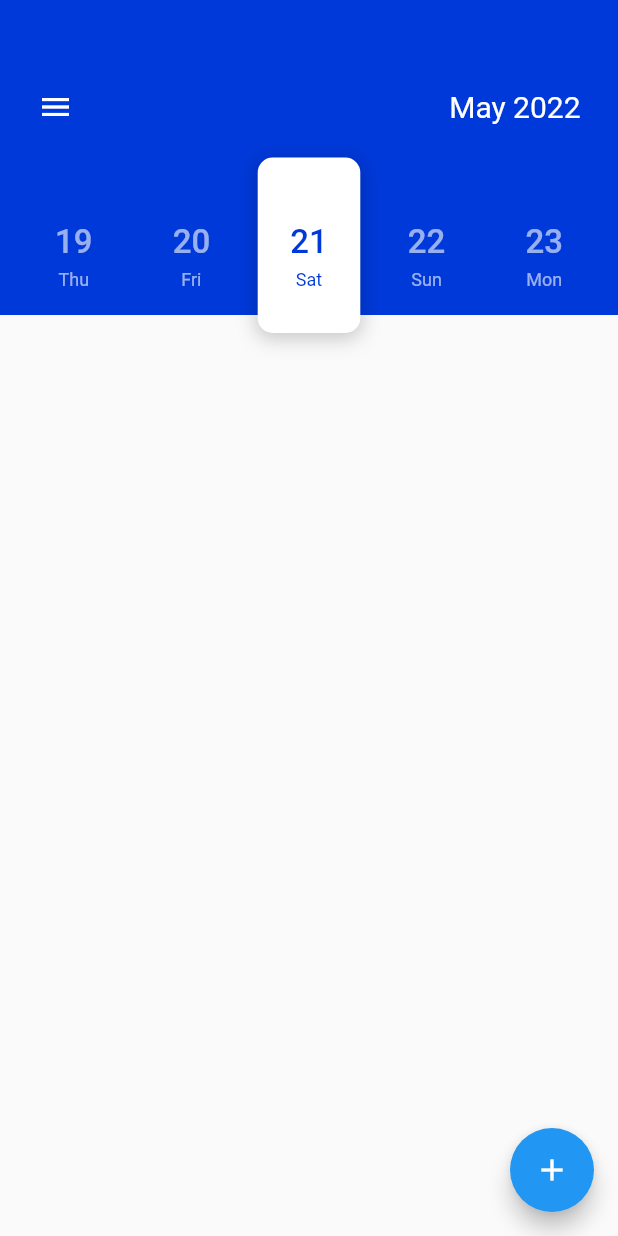
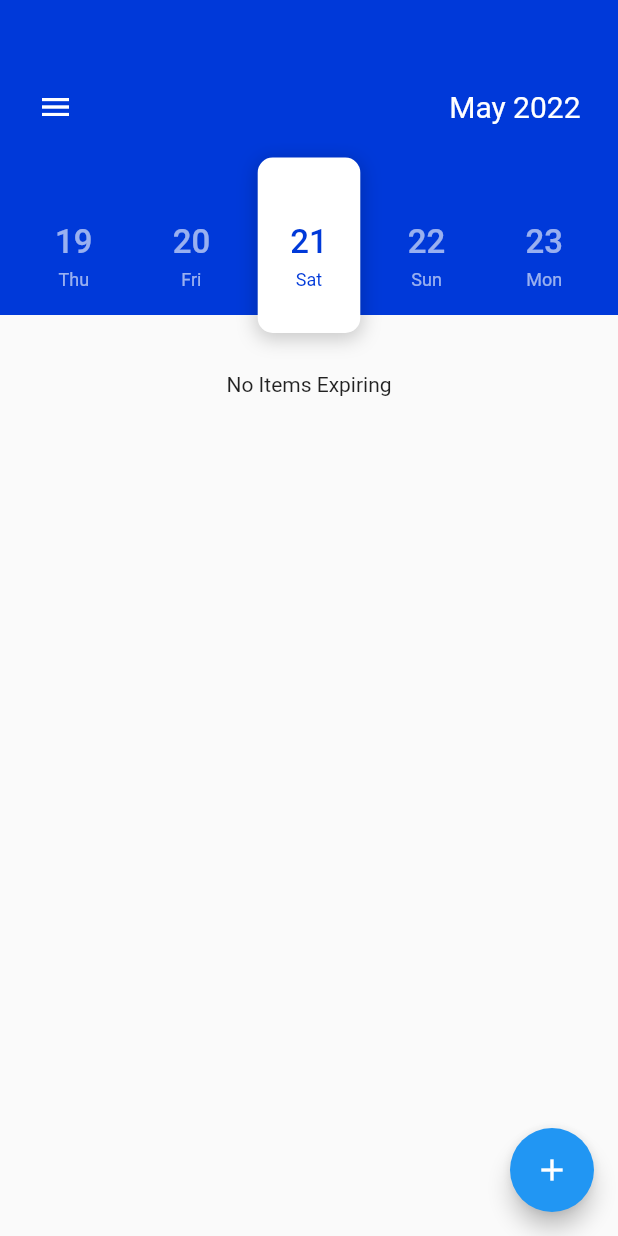
Before and after one commit to sergioncp/myfridgeApp, a Flutter app: the screen it shows after launch, on a phone screen of 412 x 824 dp. Run offline on Flutter 3.47's test engine with Material 2 defaults, Android fonts, the phone set to English and light mode, and no system bars; drawn by our look-alikes of flutter_speed_dial; missing offline and left inert: flutter_barcode_scanner, lit_relative_date_time, localstore, openfoodfacts.

Commit message:
creating anew item for currently selected date now updates items on screen

```diff
--- a/lib/main.dart
+++ b/lib/main.dart
@@ -104,6 +104,8 @@ class _MyHomePageState extends State<MyHomePage> {
         date: getDateTimeFormat(date),
         name: itemName,
       ));
+
+      onDateChanged(date);
     });
   }
 
@@ -145,6 +147,11 @@ class _MyHomePageState extends State<MyHomePage> {
   void initState() {
     setState(() {
       selectedDate = DateTime.now();
+      itemsOnScreen.add(const Center(
+          child: Padding(
+            padding: EdgeInsets.all(8.0),
+            child: Text("No Items Expiring"),
+          )));
     });
     super.initState();
   }
```
